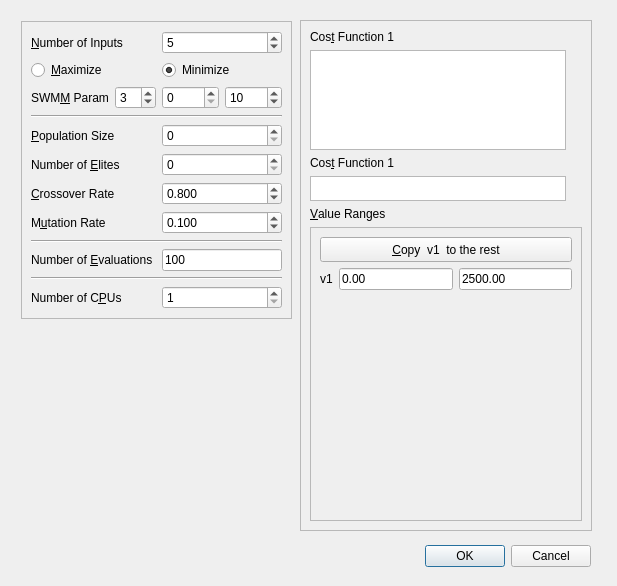
Before: the Qt Designer form qt/parameters_dialog_.ui in asselapathirana/swmm5-ea, drawn with Qt 5.
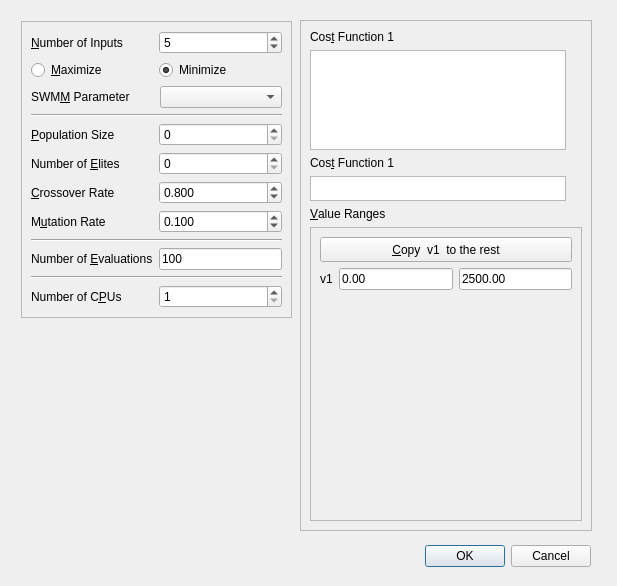
After: the same form once the commit is applied.

```diff
--- a/qt/parameters_dialog_.ui
+++ b/qt/parameters_dialog_.ui
@@ -389,19 +389,15 @@
          </property>
         </widget>
        </item>
-       <item row="2" column="0">
+       <item row="2" column="0" colspan="2">
         <layout class="QGridLayout" name="gridLayout_8">
          <item row="0" column="1">
-          <widget class="QSpinBox" name="swmmp_1">
-           <property name="value">
-            <number>3</number>
-           </property>
-          </widget>
+          <widget class="QComboBox" name="swmmp_1"/>
          </item>
          <item row="0" column="0">
           <widget class="QLabel" name="label_4">
            <property name="text">
-            <string>SWM&amp;M Param</string>
+            <string>SWM&amp;M Parameter</string>
            </property>
            <property name="buddy">
             <cstring>swmmp_1</cstring>
@@ -410,20 +406,6 @@
          </item>
         </layout>
        </item>
-       <item row="2" column="1">
-        <layout class="QGridLayout" name="gridLayout_9">
-         <item row="0" column="0">
-          <widget class="QSpinBox" name="swmmp_2"/>
-         </item>
-         <item row="0" column="1">
-          <widget class="QSpinBox" name="swmmp_3">
-           <property name="value">
-            <number>10</number>
-           </property>
-          </widget>
-         </item>
-        </layout>
-       </item>
       </layout>
      </widget>
     </item>
```
Left out of the diff: 11 changed lines with no effect on the pictures.
